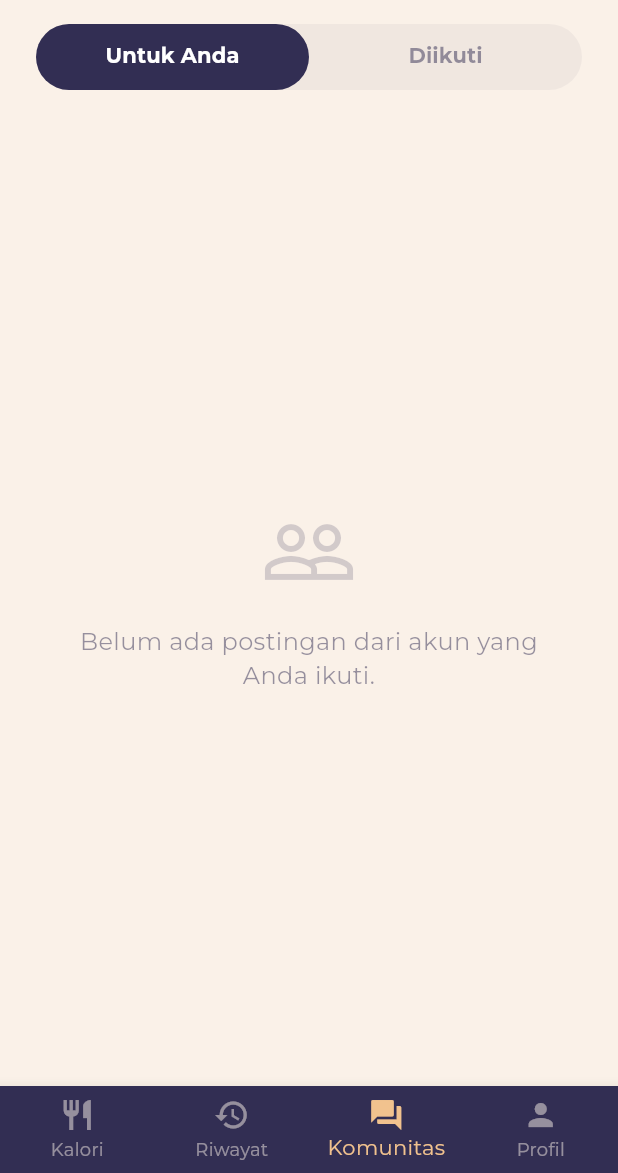
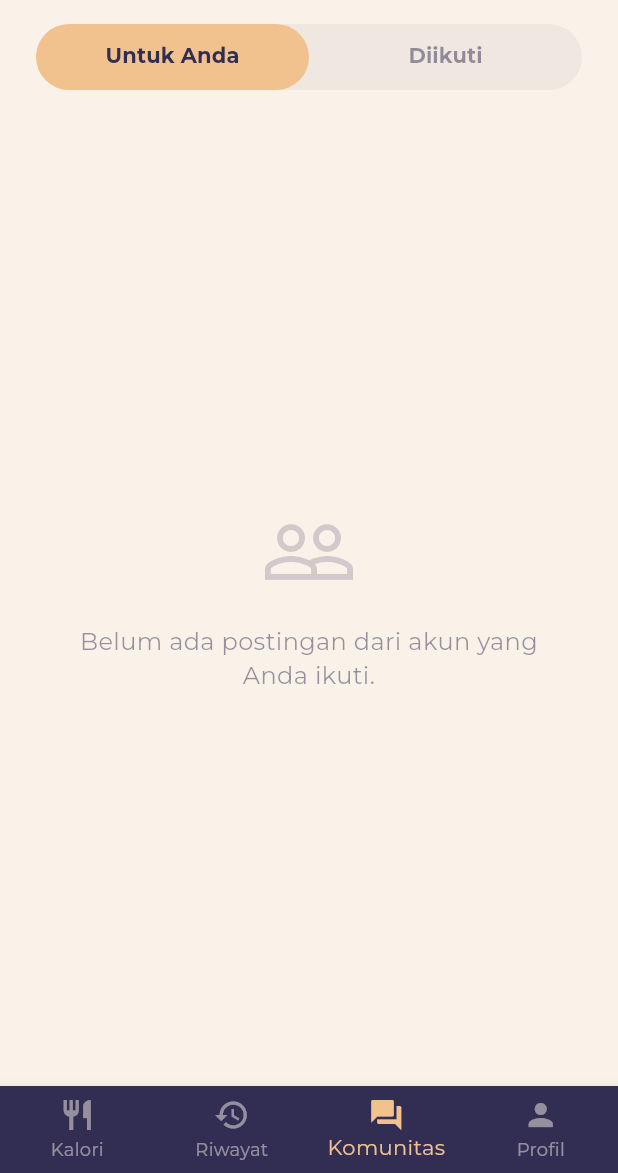
Before and after one commit to ErickHaidar/Nutrify, a Flutter app: the screen it shows once a user with an empty profile is signed in, item 3 of the bottom bar chosen, on a phone screen of 412 x 824 dp, the part 63-1236 px from its top. Run offline on Flutter 3.47's test engine with Material 3 defaults, Android fonts, the phone set to English and light mode, and no system bars; our stand-ins replace another_flushbar, dio, event_bus, firebase_core, firebase_messaging, flutter_dotenv and 16 more; missing offline and left inert: xxtea; accounts and stored records are empty; generated files the repository leaves out were written again; network calls fail; project files that could hold a hidden picture were left out.

```diff
--- a/frontend/lib/screens/komunitas_screen.dart
+++ b/frontend/lib/screens/komunitas_screen.dart
@@ -305,11 +305,11 @@ class KomunitasScreenState extends State<KomunitasScreen> with SingleTickerProvi
               child: TabBar(
                 controller: _tabController,
                 indicator: BoxDecoration(
-                  color: AppColors.navy,
+                  color: AppColors.amber,
                   borderRadius: BorderRadius.circular(22),
                 ),
                 indicatorSize: TabBarIndicatorSize.tab,
-                labelColor: Colors.white,
+                labelColor: AppColors.navy,
                 unselectedLabelColor: AppColors.navy.withOpacity(0.5),
                 labelStyle: const TextStyle(fontWeight: FontWeight.bold, fontSize: 14),
                 unselectedLabelStyle: const TextStyle(fontWeight: FontWeight.bold, fontSize: 14),
```
